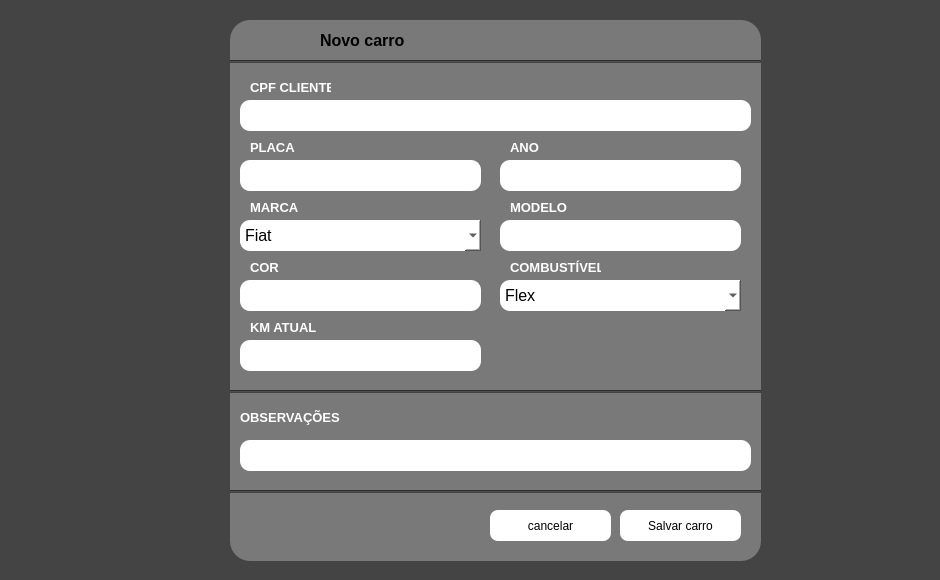
Above: telas/novocarro.ui from JoaoP-Mendes/autocanica before the change. Below: the same form after it.
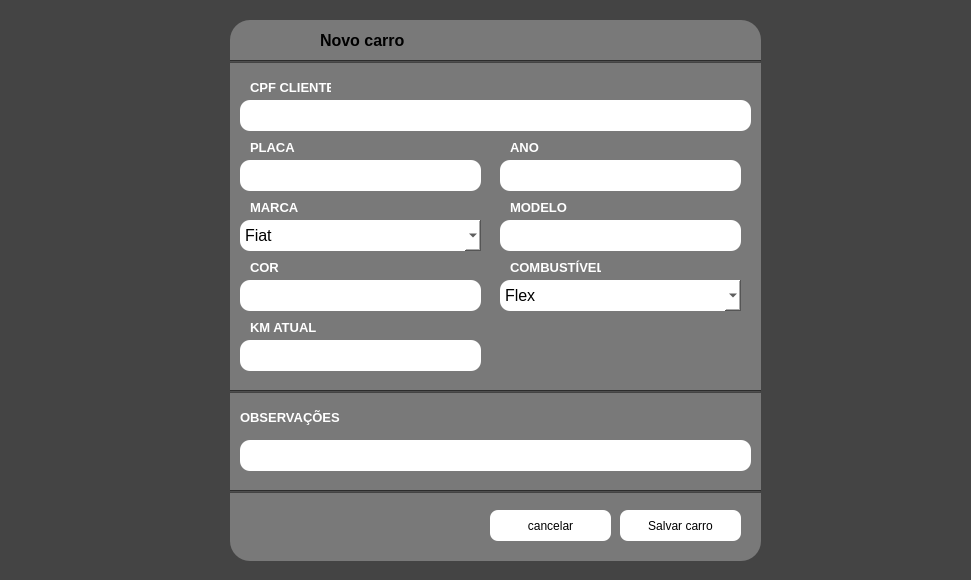
That is the form after the change. Icons and pictures are not drawn.

```diff
--- a/telas/novocarro.ui
+++ b/telas/novocarro.ui
@@ -6,7 +6,7 @@
    <rect>
     <x>0</x>
     <y>0</y>
-    <width>940</width>
+    <width>971</width>
     <height>580</height>
    </rect>
   </property>
```
Left out of the diff: 2 changed lines with no effect on the pictures.
